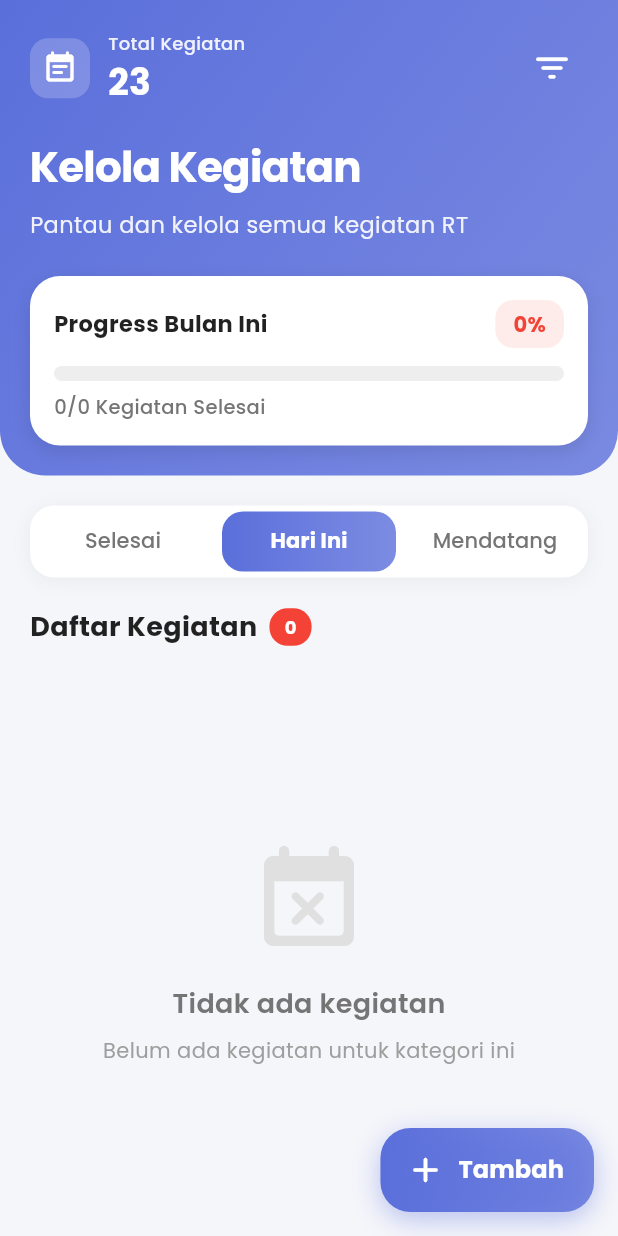
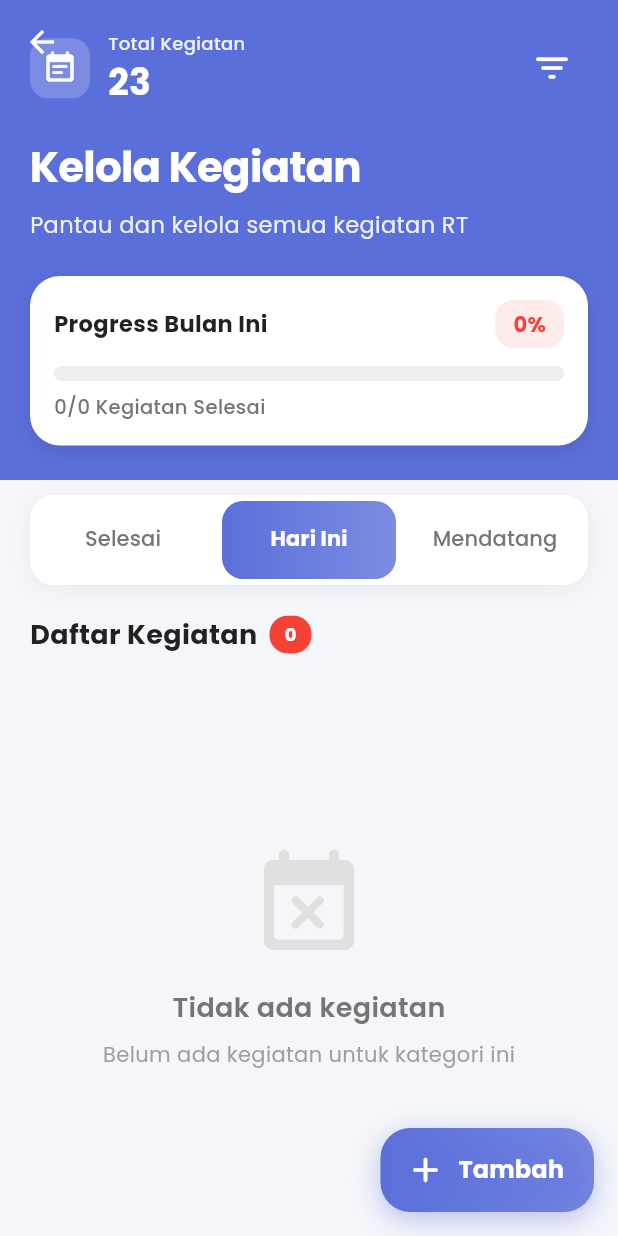
Before and after one commit to Ruphasa/Pentagram, a Flutter app: the ActivityView screen opened directly, on a phone screen of 412 x 824 dp. Run offline on Flutter 3.47's test engine with Material 3 defaults, Android fonts, the phone set to English and light mode, and no system bars; our stand-ins replace firebase_core, google_fonts; accounts and stored records are empty.

Commit message:
make paage `activity_view` have more rooms for data list

```diff
--- a/lib/pages/activity_broadcast/activity_view.dart
+++ b/lib/pages/activity_broadcast/activity_view.dart
@@ -19,8 +19,10 @@ class _ActivityViewState extends State<ActivityView>
     with SingleTickerProviderStateMixin {
   late TabController _tabController;
   final ActivityService _activityService = ActivityService();
+  final ScrollController _scrollController = ScrollController();
 
   List<Activity> _filteredActivities = [];
+  bool _isHeaderVisible = true;
 
   @override
   void initState() {
@@ -31,13 +33,28 @@ class _ActivityViewState extends State<ActivityView>
         _filteredActivities = _getFilteredActivities();
       });
     });
+    _scrollController.addListener(_onScroll);
     _loadActivities();
   }
 
   @override
   void dispose() {
     _tabController.dispose();
+    _scrollController.dispose();
     super.dispose();
+  }
+
+  /// Handle scroll to hide/show header
+  void _onScroll() {
+    if (_scrollController.offset > 100 && _isHeaderVisible) {
+      setState(() {
+        _isHeaderVisible = false;
+      });
+    } else if (_scrollController.offset <= 100 && !_isHeaderVisible) {
+      setState(() {
+        _isHeaderVisible = true;
+      });
+    }
   }
 
   /// Load activities from service
@@ -68,11 +85,17 @@ class _ActivityViewState extends State<ActivityView>
     return Scaffold(
       backgroundColor: const Color(0xFFF5F6FA),
       body: SafeArea(
-        child: Column(
-          children: [
-            // Header Section
-            Container(
-              padding: const EdgeInsets.all(20),
+        child: CustomScrollView(
+          controller: _scrollController,
+          slivers: [
+            // Header Section (Collapsible)
+            SliverAppBar(
+              expandedHeight: 320,
+              floating: false,
+              pinned: true,
+              backgroundColor: AppColors.primary,
+              flexibleSpace: FlexibleSpaceBar(
+                background: Container(
                   decoration: BoxDecoration(
                     gradient: LinearGradient(
                       begin: Alignment.topLeft,
@@ -82,11 +105,10 @@ class _ActivityViewState extends State<ActivityView>
                         AppColors.primary.withOpacity(0.8),
                       ],
                     ),
-                borderRadius: const BorderRadius.only(
-                  bottomLeft: Radius.circular(30),
-                  bottomRight: Radius.circular(30),
                   ),
-              ),
+                  child: SafeArea(
+                    child: Padding(
+                      padding: const EdgeInsets.all(20),
                       child: Column(
                         crossAxisAlignment: CrossAxisAlignment.start,
                         children: [
@@ -170,17 +192,29 @@ class _ActivityViewState extends State<ActivityView>
                         ],
                       ),
                     ),
+                  ),
+                ),
+              ),
+            ),
 
-            const SizedBox(height: 20),
-
-            // Tab Bar
-            ActivityTabBar(tabController: _tabController),
-
-            const SizedBox(height: 20),
+            // Tab Bar (Sticky)
+            SliverPersistentHeader(
+              pinned: true,
+              delegate: _SliverAppBarDelegate(
+                minHeight: 70,
+                maxHeight: 70,
+                child: Container(
+                  color: const Color(0xFFF5F6FA),
+                  padding: const EdgeInsets.only(top: 10),
+                  child: ActivityTabBar(tabController: _tabController),
+                ),
+              ),
+            ),
 
             // Current Task Label
-            Padding(
-              padding: const EdgeInsets.symmetric(horizontal: 20),
+            SliverToBoxAdapter(
+              child: Padding(
+                padding: const EdgeInsets.fromLTRB(20, 20, 20, 16),
                 child: Row(
                   children: [
                     const Text(
@@ -213,29 +247,36 @@ class _ActivityViewState extends State<ActivityView>
                   ],
                 ),
               ),
-
-            const SizedBox(height: 16),
+            ),
 
             // Activity List
-            Expanded(
-              child: _filteredActivities.isEmpty
-                  ? const NoActivities()
-                  : ListView.builder(
-                      padding: const EdgeInsets.symmetric(horizontal: 20),
-                      itemCount: _filteredActivities.length,
-                      itemBuilder: (context, index) {
+            _filteredActivities.isEmpty
+                ? const SliverFillRemaining(
+                    hasScrollBody: false,
+                    child: NoActivities(),
+                  )
+                : SliverPadding(
+                    padding: const EdgeInsets.fromLTRB(20, 0, 20, 100),
+                    sliver: SliverList(
+                      delegate: SliverChildBuilderDelegate(
+                        (context, index) {
                           final activity = _filteredActivities[index];
                           return ActivityCard(
                             activity: activity,
                             number: index + 1,
                           );
                         },
+                        childCount: _filteredActivities.length,
+                      ),
                     ),
                   ),
           ],
         ),
       ),
-      floatingActionButton: Container(
+      floatingActionButton: AnimatedScale(
+        scale: _isHeaderVisible ? 1.0 : 0.9,
+        duration: const Duration(milliseconds: 200),
+        child: Container(
           decoration: BoxDecoration(
             borderRadius: BorderRadius.circular(20),
             gradient: LinearGradient(
@@ -269,6 +310,7 @@ class _ActivityViewState extends State<ActivityView>
             ),
           ),
         ),
+      ),
     );
   }
 
@@ -277,6 +319,7 @@ class _ActivityViewState extends State<ActivityView>
     showModalBottomSheet(
       context: context,
       backgroundColor: Colors.transparent,
+      isScrollControlled: true,
       builder: (context) => Container(
         decoration: const BoxDecoration(
           color: Colors.white,
@@ -309,7 +352,13 @@ class _ActivityViewState extends State<ActivityView>
               ),
             ),
             const SizedBox(height: 20),
-            ..._buildCategoryFilters(),
+            Flexible(
+              child: SingleChildScrollView(
+                child: Column(
+                  children: _buildCategoryFilters(),
+                ),
+              ),
+            ),
             const SizedBox(height: 16),
             SizedBox(
               width: double.infinity,
@@ -451,7 +500,7 @@ class _ActivityViewState extends State<ActivityView>
               Expanded(
                 child: ListView.builder(
                   controller: scrollController,
-                  padding: const EdgeInsets.symmetric(horizontal: 16),
+                  padding: const EdgeInsets.fromLTRB(16, 0, 16, 80),
                   itemCount: categoryActivities.length,
                   itemBuilder: (context, index) {
                     return ActivityCard(
@@ -468,3 +517,38 @@ class _ActivityViewState extends State<ActivityView>
     );
   }
 }
+
+/// Custom delegate for sticky tab bar
+class _SliverAppBarDelegate extends SliverPersistentHeaderDelegate {
+  _SliverAppBarDelegate({
+    required this.minHeight,
+    required this.maxHeight,
+    required this.child,
+  });
+
+  final double minHeight;
+  final double maxHeight;
+  final Widget child;
+
+  @override
+  double get minExtent => minHeight;
+
+  @override
+  double get maxExtent => maxHeight;
+
+  @override
+  Widget build(
+    BuildContext context,
+    double shrinkOffset,
+    bool overlapsContent,
+  ) {
+    return SizedBox.expand(child: child);
+  }
+
+  @override
+  bool shouldRebuild(_SliverAppBarDelegate oldDelegate) {
+    return maxHeight != oldDelegate.maxHeight ||
+        minHeight != oldDelegate.minHeight ||
+        child != oldDelegate.child;
+  }
+}
```
Lines whose indentation alone changed are shown as unchanged.
